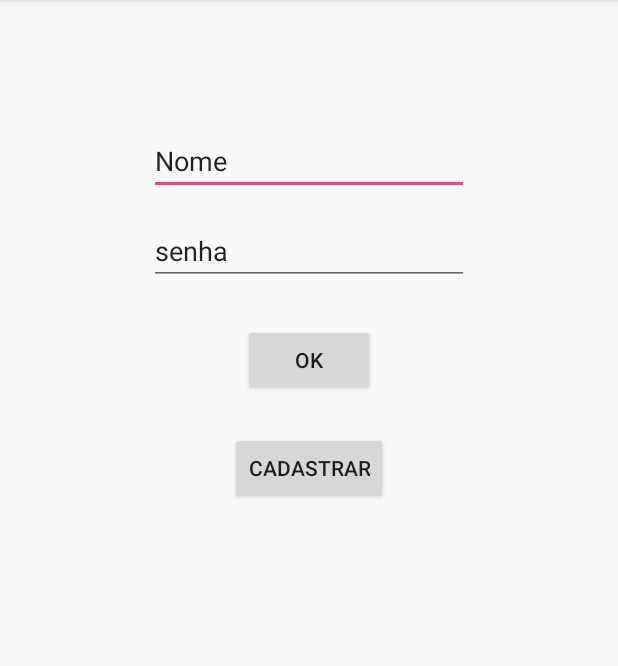
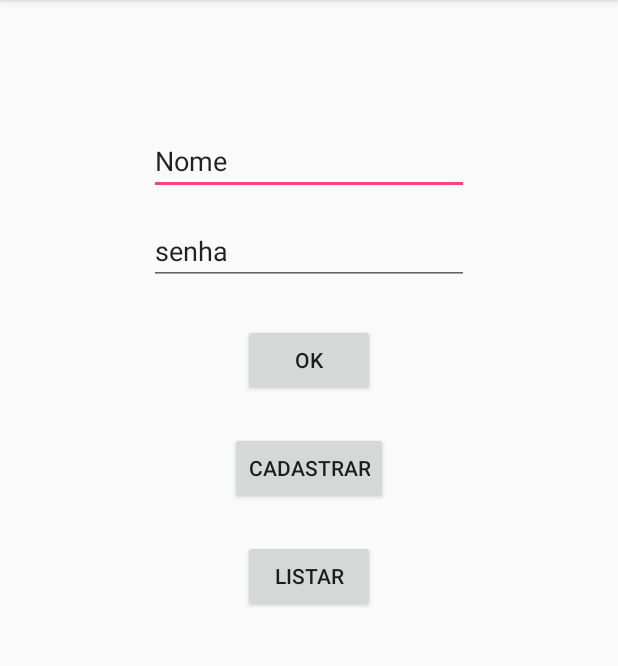
Before and after one commit to lhmathias/Sistema-de-cadastro-android, an Android app: the screen it shows after launch (MainActivity), on a phone screen of 412 x 824 dp, the part 84-750 px from its top. Run offline under Robolectric (Android 15) with nearby library versions, the phone set to English and light mode, and no system bars.

```diff
--- a/AndroidStudioProjects/Trabalhopdm/app/src/main/java/com/example/rodrigosipriano/trabalhopdm/CadastroActivity.java
+++ b/AndroidStudioProjects/Trabalhopdm/app/src/main/java/com/example/rodrigosipriano/trabalhopdm/CadastroActivity.java
@@ -31,7 +31,9 @@ public class CadastroActivity extends AppCompatActivity {
                 EditText senha = (EditText)findViewById((R.id.senhacad));
                 String nomeString = nome.getText().toString();
                 String senhaString = senha.getText().toString();
-                Usuario user = new Usuario(nomeString, senhaString);
+                Usuario user = new Usuario();
+                user.setNome(nomeString);
+                user.setSenha(senhaString);
                 String resultado;
 
                 resultado = crud.insereDado(user);
--- a/AndroidStudioProjects/Trabalhopdm/app/src/main/java/com/example/rodrigosipriano/trabalhopdm/CriaBanco.java
+++ b/AndroidStudioProjects/Trabalhopdm/app/src/main/java/com/example/rodrigosipriano/trabalhopdm/CriaBanco.java
@@ -14,7 +14,7 @@ public class CriaBanco extends SQLiteOpenHelper {
     private static final int VERSAO = 1;
     private static final String NOME_BANCO = "Projeto";
     public static final String TABELA = "usuarios";
-    private static final String ID = "_id";
+    public static final String ID = "_id";
     public static final String NOME = "nome";
     public static final String SENHA = "senha";
 
--- a/AndroidStudioProjects/Trabalhopdm/app/src/main/java/com/example/rodrigosipriano/trabalhopdm/MainActivity.java
+++ b/AndroidStudioProjects/Trabalhopdm/app/src/main/java/com/example/rodrigosipriano/trabalhopdm/MainActivity.java
@@ -6,31 +6,42 @@ import android.os.Bundle;
 import android.view.View;
 import android.widget.Button;
 import android.content.Intent;
+import android.widget.SimpleAdapter;
 import android.widget.TextView;
 import android.view.View.OnClickListener;
 import android.widget.Toast;
 
 import java.util.ArrayList;
+import java.util.HashMap;
 import java.util.List;
+import java.util.Map;
 
 public class MainActivity extends AppCompatActivity {
     Button btnok;
     Button btncadastro;
-    List<Usuario> users;
+    Button btnlist;
+    private List<Map<String, Object>> users;
+    private SimpleAdapter adapter;
+    private BancoController crud;
     @Override
     protected void onCreate(Bundle savedInstanceState) {
         super.onCreate(savedInstanceState);
         setContentView(R.layout.activity_main);
 
-        users = new ArrayList<Usuario>();
-        Usuario usu = new Usuario("admin", "admin");
-        users.add(usu);
+        users = new ArrayList<>();
+        Usuario usu = new Usuario();
+        Map<String, Object> item = new HashMap();
+        item.put("admin", usu);
+        item.put("admin", usu);
+        users.add(item);
 
         btnok = (Button) findViewById(R.id.btnok);
         btnok.setOnClickListener(oncli);
 
         btncadastro = (Button) findViewById(R.id.btncadastro);
         btncadastro.setOnClickListener(oncli);
+
+
 
     }
 
@@ -41,8 +52,8 @@ public class MainActivity extends AppCompatActivity {
 
                 try {
 
-                     TextView edtnome = (TextView) findViewById(R.id.edtnome);
-                     TextView edtsenha = (TextView) findViewById(R.id.edtsenha);
+                    TextView edtnome = (TextView) findViewById(R.id.edtnome);
+                    TextView edtsenha = (TextView) findViewById(R.id.edtsenha);
 
                     String nome = edtnome.getText().toString();
                     String senha = edtsenha.getText().toString();
@@ -57,7 +68,7 @@ public class MainActivity extends AppCompatActivity {
                         boolean isTrue = false;
 
                         for (int i = 0; i >= users.size(); i++) {
-                            if (nome.equals(users.get(0).getNome()) && senha.equals(users.get(0).getSenha())){
+                            if (users.get(i).toString() == nome && users.get(i+1).toString() == senha){
                                 isTrue = true;
 
                             }
@@ -91,4 +102,9 @@ public class MainActivity extends AppCompatActivity {
         Intent secondActivity = new Intent(this, DisplayMessageActivity.class);
         startActivity(secondActivity);
     }*/
+    public void naPressaum(View v){
+            Intent intent = new Intent(this, ListarActivity.class);
+            startActivity(intent);
+
+    }
 }
--- a/AndroidStudioProjects/Trabalhopdm/app/src/main/java/com/example/rodrigosipriano/trabalhopdm/Usuario.java
+++ b/AndroidStudioProjects/Trabalhopdm/app/src/main/java/com/example/rodrigosipriano/trabalhopdm/Usuario.java
@@ -8,11 +8,6 @@ public class Usuario {
     private String nome;
     private String senha;
     private int id;
-
-    public Usuario(String nome, String senha){
-        this.setNome(nome);
-        this.setSenha(senha);
-    }
 
     public void setNome(String nome){
         this.nome = nome;
--- a/AndroidStudioProjects/Trabalhopdm/app/src/main/res/layout/activity_main.xml
+++ b/AndroidStudioProjects/Trabalhopdm/app/src/main/res/layout/activity_main.xml
@@ -55,4 +55,18 @@
         app:layout_constraintTop_toTopOf="parent"
         app:layout_constraintVertical_bias="0.400"/>
 
+    <Button
+        android:layout_width="wrap_content"
+        android:layout_height="wrap_content"
+        android:text="Listar"
+        android:id="@+id/btnlist"
+        android:onClick="naPressaum"
+        app:layout_constraintBottom_toBottomOf="parent"
+        app:layout_constraintLeft_toLeftOf="parent"
+        app:layout_constraintRight_toRightOf="parent"
+        app:layout_constraintTop_toTopOf="parent"
+        app:layout_constraintVertical_bias="0.500"
+
+    />
+
 </android.support.constraint.ConstraintLayout>
```
Also changed, not shown: AndroidStudioProjects/Trabalhopdm/app/src/main/java/com/example/rodrigosipriano/trabalhopdm/BancoController.java (+28 -1 lines), AndroidStudioProjects/Trabalhopdm/app/src/main/java/com/example/rodrigosipriano/trabalhopdm/ListarActivity.java (added, +30 -0 lines), AndroidStudioProjects/Trabalhopdm/app/src/main/res/layout/activity_listar.xml (added, +25 -0 lines).
